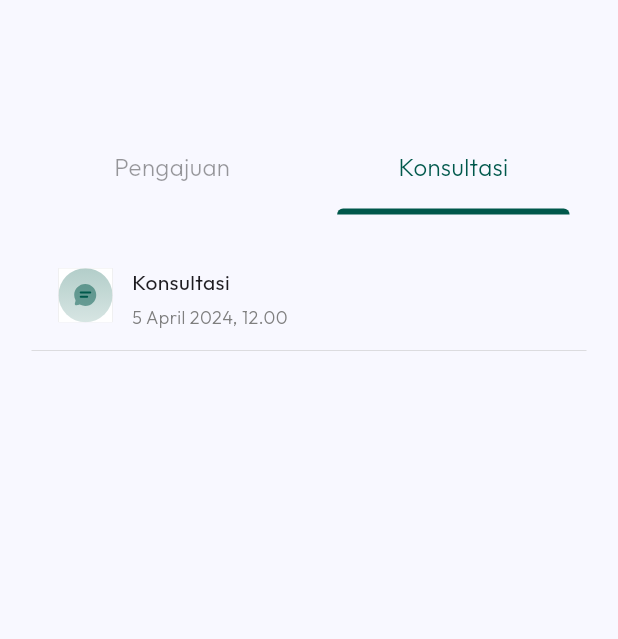
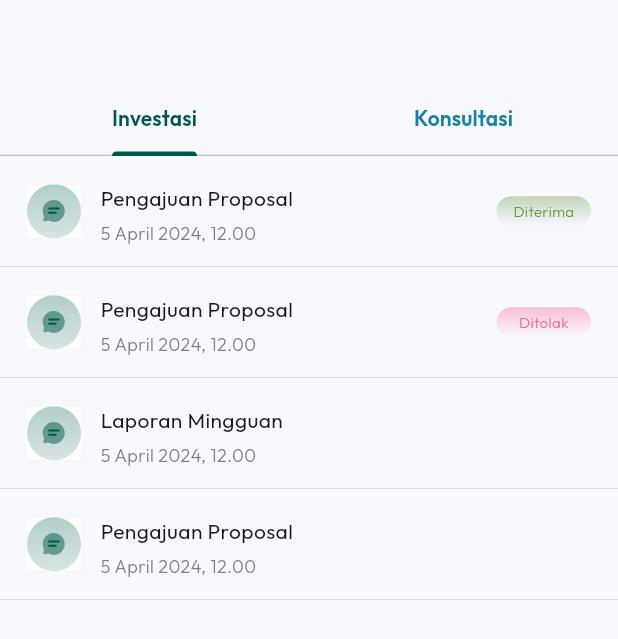
Before and after one commit to raihansyahrin/team_5_motionhack, a Flutter app: the HistoryPage screen opened directly, on a phone screen of 412 x 824 dp. Shown: the top 639 px of the screen. Run offline on Flutter 3.47's test engine with Material 3 defaults, Android fonts, the phone set to English and light mode, and no system bars; our stand-ins replace flutter_svg, get, google_fonts, shared_preferences; accounts and stored records are empty.

Commit message:
Update history_page.dart

```diff
--- a/lib/ui/history/history_page.dart
+++ b/lib/ui/history/history_page.dart
@@ -1,27 +1,101 @@
 import 'package:flutter/material.dart';
+import 'package:team_5_motionhack/common/theme/font.dart';
 import 'package:team_5_motionhack/ui/widgets/banner_history.dart';
-import 'package:team_5_motionhack/ui/widgets/header_navigator.dart';
 
 class HistoryPage extends StatelessWidget {
   const HistoryPage({super.key});
 
   @override
   Widget build(BuildContext context) {
-    return const Scaffold(
-      body: Center(
-          child: Padding(
-        padding: EdgeInsets.only(top: 100, bottom: 25, left: 21, right: 21),
+      return Scaffold(
+        // appBar: const CustomAppBar(
+        //   title: 'Chat',
+        // ),
+        appBar: AppBar(
+          automaticallyImplyLeading: false,
+          surfaceTintColor: Colors.transparent,
+          elevation: 0,
+        ),
+        body: DefaultTabController(
+          initialIndex: 0,
+          length: 2,
           child: Column(
             children: [
-            Header(
-              kiri: false,
-              kanan: true,
-              namaKanan: 'Konsultasi',
-              namaKiri: 'Pengajuan',
+              TabBar(
+                labelStyle: semiBoldText14,
+                labelColor: const Color(0xFF00584B),
+                unselectedLabelColor: const Color(0xFF1A839F),
+                indicatorColor: const Color(0xFF00584B),
+                tabs: const [
+                  Tab(
+                    text: 'Investasi',
                   ),
-            SingleChildScrollView(
-              child: Column(
+                  Tab(
+                    text: 'Konsultasi',
+                  ),
+                ],
+              ),
+              Expanded(
+                child: TabBarView(
                   children: [
+                    SizedBox(
+                      child: ListView.builder(
+                        shrinkWrap: true,
+                        padding: EdgeInsetsDirectional.zero,
+                        physics: const NeverScrollableScrollPhysics(),
+                        itemCount: 1,
+                        itemBuilder: (context, index) {
+                          return const Column(
+                            children: [
+                              BannerHistory(
+                                nama: 'Pengajuan Proposal',
+                                pic: 'assets/icons/konsultasi_icon.svg',
+                                posisi: '5 April 2024, 12.00',
+                                pengajuan: true,
+                                terima: true,
+                              ),
+                              BannerHistory(
+                                nama: 'Pengajuan Proposal',
+                                pic: 'assets/icons/konsultasi_icon.svg',
+                                posisi: '5 April 2024, 12.00',
+                                pengajuan: true,
+                                terima: false,
+                              ),
+                              BannerHistory(
+                                nama: 'Laporan Mingguan',
+                                pic: 'assets/icons/konsultasi_icon.svg',
+                                posisi: '5 April 2024, 12.00',
+                                pengajuan: false,
+                                terima: true,
+                              ),
+                              BannerHistory(
+                                nama: 'Pengajuan Proposal',
+                                pic: 'assets/icons/konsultasi_icon.svg',
+                                posisi: '5 April 2024, 12.00',
+                                pengajuan: false,
+                                terima: false,
+                              ),
+                            ],
+                          );
+                        },
+                      ),
+                    ),
+                    SizedBox(
+                      child: ListView.builder(
+                        shrinkWrap: true,
+                        padding: EdgeInsetsDirectional.zero,
+                        physics: const NeverScrollableScrollPhysics(),
+                        itemCount: 1,
+                        itemBuilder: (context, index) {
+                          return const Column(
+                            children: [
+                              BannerHistory(
+                                nama: 'Konsultasi',
+                                pic: 'assets/icons/konsultasi_icon.svg',
+                                posisi: '5 April 2024, 12.00',
+                                pengajuan: false,
+                                terima: false,
+                            ),
                               BannerHistory(
                                 nama: 'Konsultasi',
                                 pic: 'assets/icons/konsultasi_icon.svg',
@@ -30,12 +104,16 @@ class HistoryPage extends StatelessWidget {
                                 terima: false,
                               )
                             ],
+                          );
+                        },
                       ),
-            )
+                    ),
                   ],
                 ),
-      )),
-      // diberi menu
+              ),
+            ],
+          ),
+        ),
       );
   }
 }
```
Lines whose indentation alone changed are shown as unchanged.
